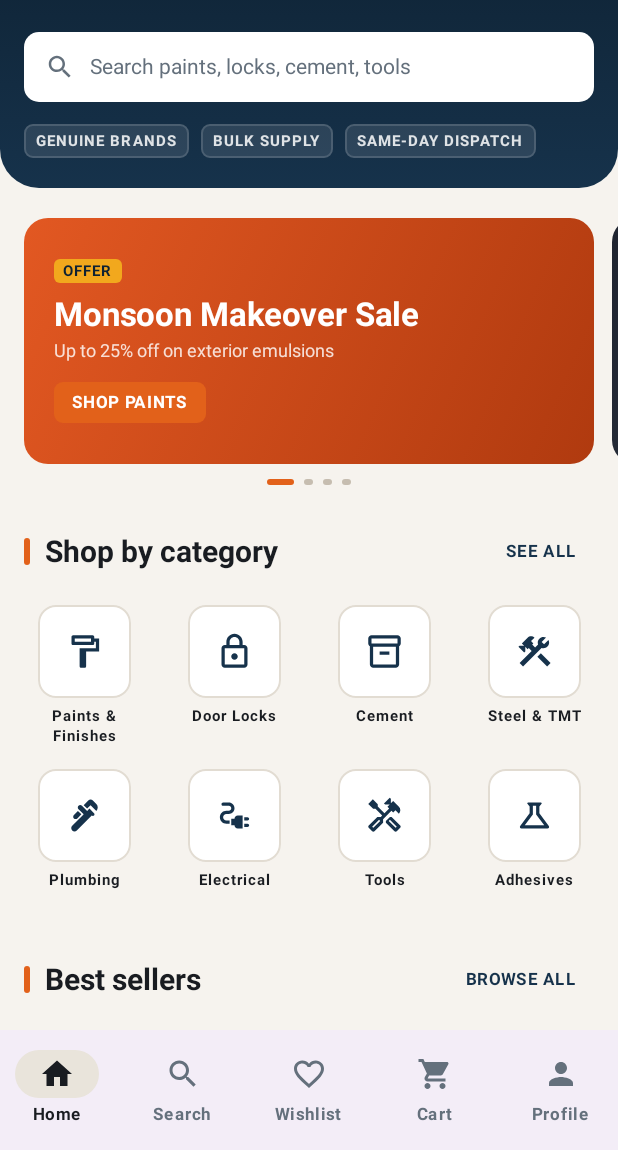
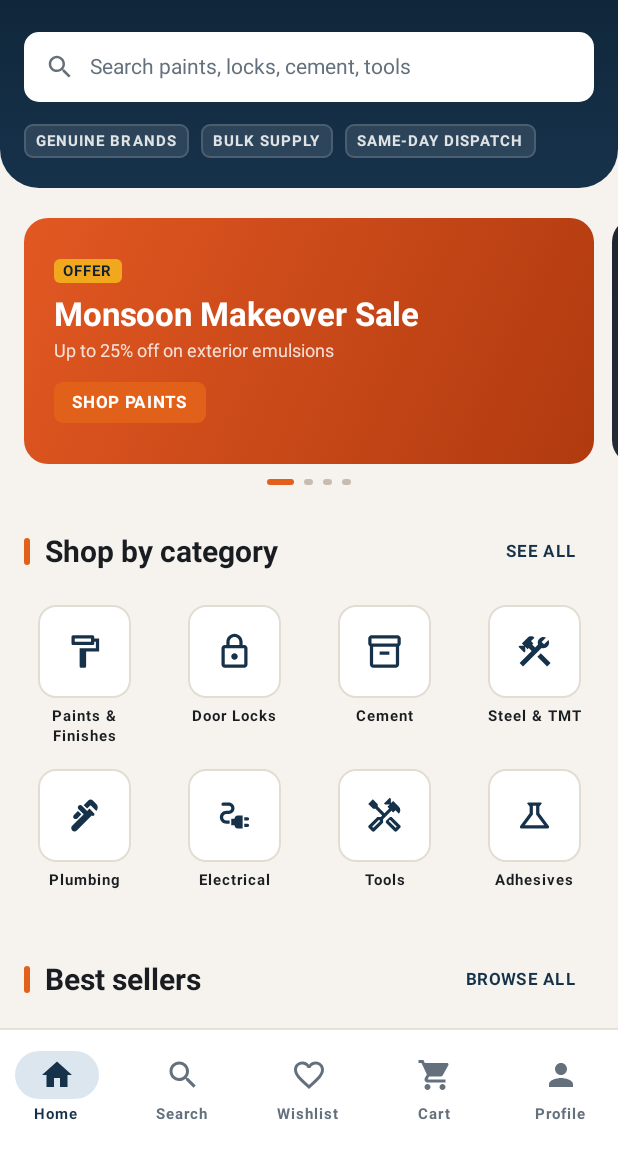
Before and after one commit to shyamoo10/Sarvodhaya, an Android app built with Jetpack Compose: the screen it shows after launch (MainActivity), on a phone screen of 412 x 824 dp, the part 86-1236 px from its top. Run offline under Robolectric (Android 15) with nearby library versions, the phone set to English and light mode, and no system bars; our stand-ins replace Firebase (no records; nobody signed in at launch, a user with empty details on screens opened directly).

Commit message:
Theme the bottom navigation bar
Navigation now sits on a divided surface with navy selection and an orange cart badge, matching the rest of the system.

```diff
--- a/app/src/main/java/com/sarvodhaya/store/ui/SarvodhayaRoot.kt
+++ b/app/src/main/java/com/sarvodhaya/store/ui/SarvodhayaRoot.kt
@@ -1,5 +1,6 @@
 package com.sarvodhaya.store.ui
 
+import androidx.compose.foundation.layout.Column
 import androidx.compose.foundation.layout.padding
 import androidx.compose.material.icons.Icons
 import androidx.compose.material.icons.filled.Favorite
@@ -11,9 +12,12 @@ import androidx.compose.material.icons.outlined.Home
 import androidx.compose.material.icons.outlined.Search
 import androidx.compose.material3.Badge
 import androidx.compose.material3.BadgedBox
+import androidx.compose.material3.HorizontalDivider
 import androidx.compose.material3.Icon
+import androidx.compose.material3.MaterialTheme
 import androidx.compose.material3.NavigationBar
 import androidx.compose.material3.NavigationBarItem
+import androidx.compose.material3.NavigationBarItemDefaults
 import androidx.compose.material3.Scaffold
 import androidx.compose.material3.SnackbarHost
 import androidx.compose.material3.SnackbarHostState
@@ -33,6 +37,8 @@ import androidx.navigation.compose.composable
 import androidx.navigation.compose.currentBackStackEntryAsState
 import androidx.navigation.compose.rememberNavController
 import androidx.navigation.navArgument
+import com.sarvodhaya.store.core.ui.theme.BrandNavy
+import com.sarvodhaya.store.core.ui.theme.BrandOrange
 import com.sarvodhaya.store.di.AppContainer
 import com.sarvodhaya.store.di.containerViewModelFactory
 import com.sarvodhaya.store.ui.navigation.Destinations
@@ -312,28 +318,48 @@ private fun SarvodhayaBottomBar(
     cartCount: Int,
     onSelect: (String) -> Unit
 ) {
-    NavigationBar {
+    Column {
+        HorizontalDivider(color = MaterialTheme.colorScheme.outlineVariant)
+        NavigationBar(containerColor = MaterialTheme.colorScheme.surface) {
             bottomItems.forEach { item ->
+                val selected = currentRoute == item.route
                 NavigationBarItem(
-                selected = currentRoute == item.route,
+                    selected = selected,
                     onClick = { onSelect(item.route) },
+                    colors = NavigationBarItemDefaults.colors(
+                        selectedIconColor = BrandNavy,
+                        selectedTextColor = BrandNavy,
+                        indicatorColor = MaterialTheme.colorScheme.primaryContainer,
+                        unselectedIconColor = MaterialTheme.colorScheme.onSurfaceVariant,
+                        unselectedTextColor = MaterialTheme.colorScheme.onSurfaceVariant
+                    ),
                     icon = {
                         if (item.route == Destinations.CART && cartCount > 0) {
-                        BadgedBox(badge = { Badge { Text(cartCount.toString()) } }) {
+                            BadgedBox(
+                                badge = {
+                                    Badge(containerColor = BrandOrange) { Text(cartCount.toString()) }
+                                }
+                            ) {
                                 Icon(
-                                imageVector = if (currentRoute == item.route) item.selectedIcon else item.unselectedIcon,
+                                    imageVector = if (selected) item.selectedIcon else item.unselectedIcon,
                                     contentDescription = item.label
                                 )
                             }
                         } else {
                             Icon(
-                            imageVector = if (currentRoute == item.route) item.selectedIcon else item.unselectedIcon,
+                                imageVector = if (selected) item.selectedIcon else item.unselectedIcon,
                                 contentDescription = item.label
                             )
                         }
                     },
-                label = { Text(item.label) }
+                    label = {
+                        Text(
+                            text = item.label,
+                            style = MaterialTheme.typography.labelSmall
+                        )
+                    }
                 )
             }
         }
     }
+}
```
Lines whose indentation alone changed are shown as unchanged.
